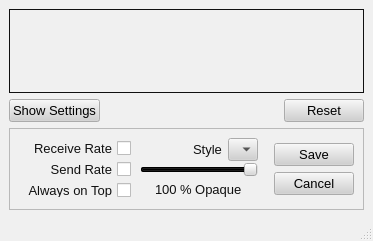
Qt form retroshare-gui/src/gui/bwgraph/bwgraph.ui (RetroShare/RetroShare) before a commit.
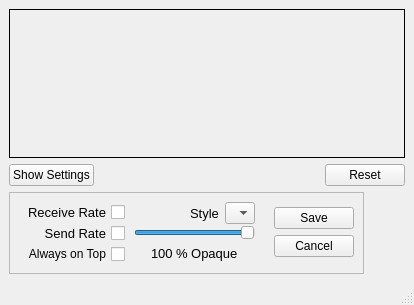
The same form after that commit. Icons and pictures are not drawn. Custom widgets are drawn as their Qt base class.

Commit message: removed grey color from the background of the widget

Diff of the .ui file:
```diff
--- a/retroshare-gui/src/gui/bwgraph/bwgraph.ui
+++ b/retroshare-gui/src/gui/bwgraph/bwgraph.ui
@@ -6,487 +6,10 @@
    <rect>
     <x>0</x>
     <y>0</y>
-    <width>373</width>
-    <height>241</height>
+    <width>414</width>
+    <height>305</height>
    </rect>
   </property>
-  <property name="palette">
-   <palette>
-    <active>
-     <colorrole role="WindowText">
-      <brush brushstyle="SolidPattern">
-       <color alpha="255">
-        <red>16</red>
-        <green>16</green>
-        <blue>16</blue>
-       </color>
-      </brush>
-     </colorrole>
-     <colorrole role="Button">
-      <brush brushstyle="SolidPattern">
-       <color alpha="255">
-        <red>208</red>
-        <green>208</green>
-        <blue>208</blue>
-       </color>
-      </brush>
-     </colorrole>
-     <colorrole role="Light">
-      <brush brushstyle="SolidPattern">
-       <color alpha="255">
-        <red>255</red>
-        <green>255</green>
-        <blue>255</blue>
-       </color>
-      </brush>
-     </colorrole>
-     <colorrole role="Midlight">
-      <brush brushstyle="SolidPattern">
-       <color alpha="255">
-        <red>247</red>
-        <green>247</green>
-        <blue>247</blue>
-       </color>
-      </brush>
-     </colorrole>
-     <colorrole role="Dark">
-      <brush brushstyle="SolidPattern">
-       <color alpha="255">
-        <red>104</red>
-        <green>104</green>
-        <blue>104</blue>
-       </color>
-      </brush>
-     </colorrole>
-     <colorrole role="Mid">
-      <brush brushstyle="SolidPattern">
-       <color alpha="255">
-        <red>160</red>
-        <green>160</green>
-        <blue>160</blue>
-       </color>
-      </brush>
-     </colorrole>
-     <colorrole role="Text">
-      <brush brushstyle="SolidPattern">
-       <color alpha="255">
-        <red>0</red>
-        <green>0</green>
-        <blue>0</blue>
-       </color>
-      </brush>
-     </colorrole>
-     <colorrole role="BrightText">
-      <brush brushstyle="SolidPattern">
-       <color alpha="255">
-        <red>255</red>
-        <green>255</green>
-        <blue>255</blue>
-       </color>
-      </brush>
-     </colorrole>
-     <colorrole role="ButtonText">
-      <brush brushstyle="SolidPattern">
-       <color alpha="255">
-        <red>0</red>
-        <green>0</green>
-        <blue>0</blue>
-       </color>
-      </brush>
-     </colorrole>
-     <colorrole role="Base">
-      <brush brushstyle="SolidPattern">
-       <color alpha="255">
-        <red>255</red>
-        <green>255</green>
-        <blue>255</blue>
-       </color>
-      </brush>
-     </colorrole>
-     <colorrole role="Window">
-      <brush brushstyle="SolidPattern">
-       <color alpha="255">
-        <red>240</red>
-        <green>240</green>
-        <blue>240</blue>
-       </color>
-      </brush>
-     </colorrole>
-     <colorrole role="Shadow">
-      <brush brushstyle="SolidPattern">
-       <color alpha="255">
-        <red>0</red>
-        <green>0</green>
-        <blue>0</blue>
-       </color>
-      </brush>
-     </colorrole>
-     <colorrole role="Highlight">
-      <brush brushstyle="SolidPattern">
-       <color alpha="255">
-        <red>0</red>
-        <green>0</green>
-        <blue>0</blue>
-       </color>
-      </brush>
-     </colorrole>
-     <colorrole role="HighlightedText">
-      <brush brushstyle="SolidPattern">
-       <color alpha="255">
-        <red>255</red>
-        <green>255</green>
-        <blue>255</blue>
-       </color>
-      </brush>
-     </colorrole>
-     <colorrole role="Link">
-      <brush brushstyle="SolidPattern">
-       <color alpha="255">
-        <red>0</red>
-        <green>0</green>
-        <blue>255</blue>
-       </color>
-      </brush>
-     </colorrole>
-     <colorrole role="LinkVisited">
-      <brush brushstyle="SolidPattern">
-       <color alpha="255">
-        <red>255</red>
-        <green>0</green>
-        <blue>255</blue>
-       </color>
-      </brush>
-     </colorrole>
-     <colorrole role="AlternateBase">
-      <brush brushstyle="SolidPattern">
-       <color alpha="255">
-        <red>247</red>
-        <green>247</green>
-        <blue>247</blue>
-       </color>
-      </brush>
-     </colorrole>
-    </active>
-    <inactive>
-     <colorrole role="WindowText">
-      <brush brushstyle="SolidPattern">
-       <color alpha="255">
-        <red>16</red>
-        <green>16</green>
-        <blue>16</blue>
-       </color>
-      </brush>
-     </colorrole>
-     <colorrole role="Button">
-      <brush brushstyle="SolidPattern">
-       <color alpha="255">
-        <red>208</red>
-        <green>208</green>
-        <blue>208</blue>
-       </color>
-      </brush>
-     </colorrole>
-     <colorrole role="Light">
-      <brush brushstyle="SolidPattern">
-       <color alpha="255">
-        <red>255</red>
-        <green>255</green>
-        <blue>255</blue>
-       </color>
-      </brush>
-     </colorrole>
-     <colorrole role="Midlight">
-      <brush brushstyle="SolidPattern">
-       <color alpha="255">
-        <red>247</red>
-        <green>247</green>
-        <blue>247</blue>
-       </color>
-      </brush>
-     </colorrole>
-     <colorrole role="Dark">
-      <brush brushstyle="SolidPattern">
-       <color alpha="255">
-        <red>104</red>
-        <green>104</green>
-        <blue>104</blue>
-       </color>
-      </brush>
-     </colorrole>
-     <colorrole role="Mid">
-      <brush brushstyle="SolidPattern">
-       <color alpha="255">
-        <red>160</red>
-        <green>160</green>
-        <blue>160</blue>
-       </color>
-      </brush>
-     </colorrole>
-     <colorrole role="Text">
-      <brush brushstyle="SolidPattern">
-       <color alpha="255">
-        <red>0</red>
-        <green>0</green>
-        <blue>0</blue>
-       </color>
-      </brush>
-     </colorrole>
-     <colorrole role="BrightText">
-      <brush brushstyle="SolidPattern">
-       <color alpha="255">
-        <red>255</red>
-        <green>255</green>
-        <blue>255</blue>
-       </color>
-      </brush>
-     </colorrole>
-     <colorrole role="ButtonText">
-      <brush brushstyle="SolidPattern">
-       <color alpha="255">
-        <red>0</red>
-        <green>0</green>
-        <blue>0</blue>
-       </color>
-      </brush>
-     </colorrole>
-     <colorrole role="Base">
-      <brush brushstyle="SolidPattern">
-       <color alpha="255">
-        <red>255</red>
-        <green>255</green>
-        <blue>255</blue>
-       </color>
-      </brush>
-     </colorrole>
-     <colorrole role="Window">
-      <brush brushstyle="SolidPattern">
-       <color alpha="255">
-        <red>240</red>
-        <green>240</green>
-        <blue>240</blue>
-       </color>
-      </brush>
-     </colorrole>
-     <colorrole role="Shadow">
-      <brush brushstyle="SolidPattern">
-       <color alpha="255">
-        <red>0</red>
-        <green>0</green>
-        <blue>0</blue>
-       </color>
-      </brush>
-     </colorrole>
-     <colorrole role="Highlight">
-      <brush brushstyle="SolidPattern">
-       <color alpha="255">
-        <red>0</red>
-        <green>0</green>
-        <blue>0</blue>
-       </color>
-      </brush>
-     </colorrole>
-     <colorrole role="HighlightedText">
-      <brush brushstyle="SolidPattern">
-       <color alpha="255">
-        <red>255</red>
-        <green>255</green>
-        <blue>255</blue>
-       </color>
-      </brush>
-     </colorrole>
-     <colorrole role="Link">
-      <brush brushstyle="SolidPattern">
-       <color alpha="255">
-        <red>0</red>
-        <green>0</green>
-        <blue>255</blue>
-       </color>
-      </brush>
-     </colorrole>
-     <colorrole role="LinkVisited">
-      <brush brushstyle="SolidPattern">
-       <color alpha="255">
-        <red>255</red>
-        <green>0</green>
-        <blue>255</blue>
-       </color>
-      </brush>
-     </colorrole>
-     <colorrole role="AlternateBase">
-      <brush brushstyle="SolidPattern">
-       <color alpha="255">
-        <red>247</red>
-        <green>247</green>
-        <blue>247</blue>
-       </color>
-      </brush>
-     </colorrole>
-    </inactive>
-    <disabled>
-     <colorrole role="WindowText">
-      <brush brushstyle="SolidPattern">
-       <color alpha="255">
-        <red>104</red>
-        <green>104</green>
-        <blue>104</blue>
-       </color>
-      </brush>
-     </colorrole>
-     <colorrole role="Button">
-      <brush brushstyle="SolidPattern">
-       <color alpha="255">
-        <red>208</red>
-        <green>208</green>
-        <blue>208</blue>
-       </color>
-      </brush>
-     </colorrole>
-     <colorrole role="Light">
-      <brush brushstyle="SolidPattern">
-       <color alpha="255">
-        <red>255</red>
-        <green>255</green>
-        <blue>255</blue>
-       </color>
-      </brush>
-     </colorrole>
-     <colorrole role="Midlight">
-      <brush brushstyle="SolidPattern">
-       <color alpha="255">
-        <red>247</red>
-        <green>247</green>
-        <blue>247</blue>
-       </color>
-      </brush>
-     </colorrole>
-     <colorrole role="Dark">
-      <brush brushstyle="SolidPattern">
-       <color alpha="255">
-        <red>104</red>
-        <green>104</green>
-        <blue>104</blue>
-       </color>
-      </brush>
-     </colorrole>
-     <colorrole role="Mid">
-      <brush brushstyle="SolidPattern">
-       <color alpha="255">
-        <red>160</red>
-        <green>160</green>
-        <blue>160</blue>
-       </color>
-      </brush>
-     </colorrole>
-     <colorrole role="Text">
-      <brush brushstyle="SolidPattern">
-       <color alpha="255">
-        <red>104</red>
-        <green>104</green>
-        <blue>104</blue>
-       </color>
-      </brush>
-     </colorrole>
-     <colorrole role="BrightText">
-      <brush brushstyle="SolidPattern">
-       <color alpha="255">
-        <red>255</red>
-        <green>255</green>
-        <blue>255</blue>
-       </color>
-      </brush>
-     </colorrole>
-     <colorrole role="ButtonText">
-      <brush brushstyle="SolidPattern">
-       <color alpha="255">
-        <red>104</red>
-        <green>104</green>
-        <blue>104</blue>
-       </color>
-      </brush>
-     </colorrole>
-     <colorrole role="Base">
-      <brush brushstyle="SolidPattern">
-       <color alpha="255">
-        <red>240</red>
-        <green>240</green>
-        <blue>240</blue>
-       </color>
-      </brush>
-     </colorrole>
-     <colorrole role="Window">
-      <brush brushstyle="SolidPattern">
-       <color alpha="255">
-        <red>240</red>
-        <green>240</green>
-        <blue>240</blue>
-       </color>
-      </brush>
-     </colorrole>
-     <colorrole role="Shadow">
-      <brush brushstyle="SolidPattern">
-       <color alpha="255">
-        <red>0</red>
-        <green>0</green>
-        <blue>0</blue>
-       </color>
-      </brush>
-     </colorrole>
-     <colorrole role="Highlight">
-      <brush brushstyle="SolidPattern">
-       <color alpha="255">
-        <red>0</red>
-        <green>0</green>
-        <blue>0</blue>
-       </color>
-      </brush>
-     </colorrole>
-     <colorrole role="HighlightedText">
-      <brush brushstyle="SolidPattern">
-       <color alpha="255">
-        <red>255</red>
-        <green>255</green>
-        <blue>255</blue>
-       </color>
-      </brush>
-     </colorrole>
-     <colorrole role="Link">
-      <brush brushstyle="SolidPattern">
-       <color alpha="255">
-        <red>0</red>
-        <green>0</green>
-        <blue>255</blue>
-       </color>
-      </brush>
-     </colorrole>
-     <colorrole role="LinkVisited">
-      <brush brushstyle="SolidPattern">
-       <color alpha="255">
-        <red>255</red>
-        <green>0</green>
-        <blue>255</blue>
-       </color>
-      </brush>
-     </colorrole>
-     <colorrole role="AlternateBase">
-      <brush brushstyle="SolidPattern">
-       <color alpha="255">
-        <red>247</red>
-        <green>247</green>
-        <blue>247</blue>
-       </color>
-      </brush>
-     </colorrole>
-    </disabled>
-   </palette>
-  </property>
-  <property name="font">
-   <font>
-    <pointsize>10</pointsize>
-   </font>
-  </property>
-  <property name="contextMenuPolicy">
-   <enum>Qt::NoContextMenu</enum>
-  </property>
   <property name="windowTitle">
    <string>RetroShare Bandwidth Usage</string>
   </property>
@@ -495,15 +18,33 @@
     <normaloff>:/images/rstray3.png</normaloff>:/images/rstray3.png</iconset>
   </property>
   <widget class="QWidget" name="centralwidget">
-   <layout class="QGridLayout">
-    <property name="margin">
-     <number>9</number>
-    </property>
-    <property name="spacing">
-     <number>6</number>
-    </property>
+   <layout class="QGridLayout" name="gridLayout">
+    <item row="0" column="0">
+     <widget class="GraphFrame" name="frmGraph">
+      <property name="minimumSize">
+       <size>
+        <width>120</width>
+        <height>80</height>
+       </size>
+      </property>
+      <property name="font">
+       <font>
+        <pointsize>10</pointsize>
+       </font>
+      </property>
+      <property name="contextMenuPolicy">
+       <enum>Qt::NoContextMenu</enum>
+      </property>
+      <property name="frameShape">
+       <enum>QFrame::Box</enum>
+      </property>
+      <property name="frameShadow">
+       <enum>QFrame::Plain</enum>
+      </property>
+     </widget>
+    </item>
     <item row="1" column="0">
-     <layout class="QHBoxLayout">
+     <layout class="QHBoxLayout" name="_8">
       <property name="spacing">
        <number>6</number>
       </property>
@@ -542,30 +83,6 @@
       </item>
      </layout>
     </item>
-    <item row="0" column="0">
-     <widget class="GraphFrame" name="frmGraph">
-      <property name="minimumSize">
-       <size>
-        <width>120</width>
-        <height>80</height>
-       </size>
-      </property>
-      <property name="font">
-       <font>
-        <pointsize>10</pointsize>
-       </font>
-      </property>
-      <property name="contextMenuPolicy">
-       <enum>Qt::NoContextMenu</enum>
-      </property>
-      <property name="frameShape">
-       <enum>QFrame::Box</enum>
-      </property>
-      <property name="frameShadow">
-       <enum>QFrame::Plain</enum>
-      </property>
-     </widget>
-    </item>
     <item row="2" column="0">
      <widget class="QFrame" name="frmSettings">
       <property name="sizePolicy">
@@ -603,7 +120,7 @@
         <number>9</number>
        </property>
        <item>
-        <layout class="QVBoxLayout">
+        <layout class="QVBoxLayout" name="_2">
          <property name="spacing">
           <number>6</number>
          </property>
@@ -684,7 +201,7 @@
         </layout>
        </item>
        <item>
-        <layout class="QVBoxLayout">
+        <layout class="QVBoxLayout" name="_3">
          <property name="spacing">
           <number>1</number>
          </property>
@@ -692,7 +209,7 @@
           <number>0</number>
          </property>
          <item>
-          <layout class="QHBoxLayout">
+          <layout class="QHBoxLayout" name="_4">
            <property name="spacing">
             <number>6</number>
            </property>
@@ -759,7 +276,7 @@
            <property name="frameShadow">
             <enum>QFrame::Plain</enum>
            </property>
-           <layout class="QVBoxLayout">
+           <layout class="QVBoxLayout" name="_5">
             <property name="spacing">
              <number>3</number>
             </property>
@@ -817,7 +334,7 @@
              </spacer>
             </item>
             <item>
-             <layout class="QHBoxLayout">
+             <layout class="QHBoxLayout" name="_6">
               <property name="spacing">
                <number>0</number>
               </property>
@@ -923,7 +440,7 @@
         </spacer>
        </item>
        <item>
-        <layout class="QVBoxLayout">
+        <layout class="QVBoxLayout" name="_7">
          <property name="spacing">
           <number>1</number>
          </property>
```
Left out of the diff: 12 changed lines with no effect on the pictures.
